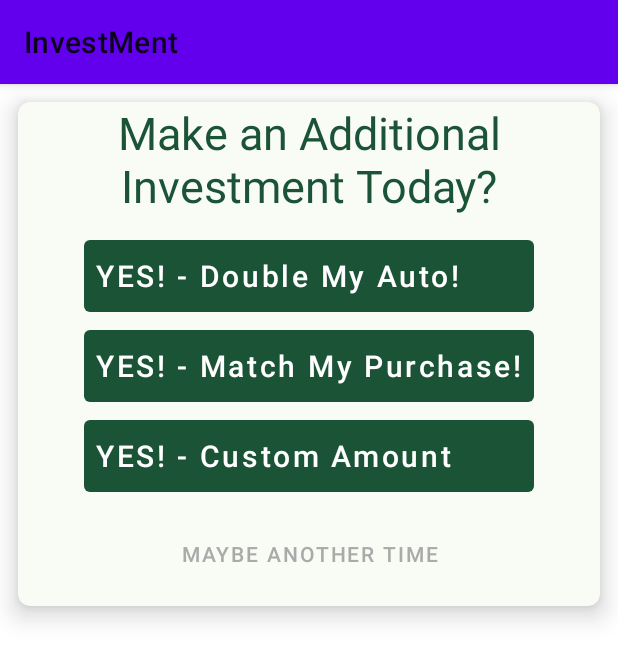
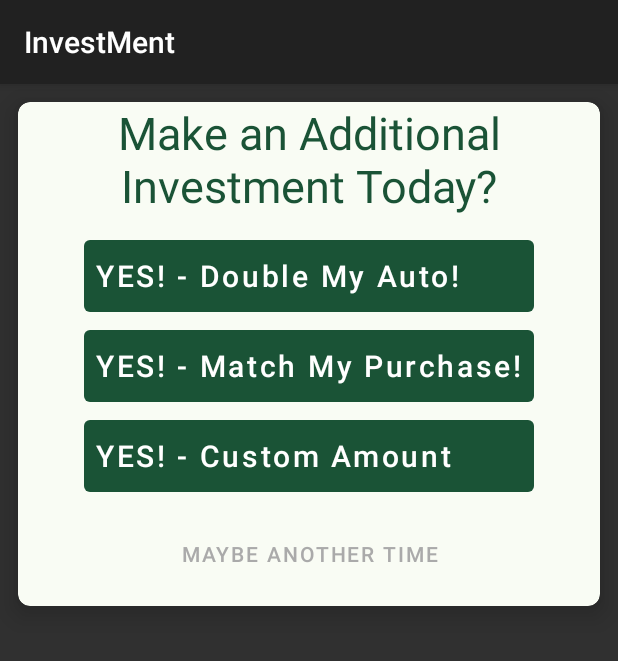
Before and after one commit to Andy9814/ML_Budgeting, an Android app: the InvestmentLayout screen opened directly, with no data from a screen before it, on a phone screen of 412 x 824 dp. Shown: the top 661 px of the screen. Run offline under Robolectric (Android 15) with nearby library versions, the phone set to English and light mode, and no system bars.

Commit message:
logo changed

```diff
--- a/app/src/main/res/drawable/background.xml
+++ b/app/src/main/res/drawable/background.xml
@@ -1,11 +1,11 @@
 <?xml version="1.0" encoding="utf-8"?>
 <layer-list xmlns:android="http://schemas.android.com/apk/res/android" android:opacity="opaque">>
 
-    <item android:drawable="@color/colorPrimary" />
+    <item android:drawable="@color/colorBackground" />
     <!-- The background color, preferably the same as your normal theme -->
 <!--    <item android:drawable="@android:color/white"/>-->
     <item>
-        <bitmap android:src="@drawable/logo1"
+        <bitmap android:src="@drawable/tdcompanylogo"
             android:gravity="center" />
 
     </item>
--- a/app/src/main/res/values/styles.xml
+++ b/app/src/main/res/values/styles.xml
@@ -3,7 +3,7 @@
 
 
 <!-- Base application theme. -->
-<style name="AppTheme" parent="Theme.MaterialComponents.Light">
+<style name="AppTheme" parent="Base.V14.Theme.MaterialComponents.Bridge">
     <!-- Customize your theme here. -->
     <item name="android:windowActionBar">false</item>
     <item name="android:windowNoTitle">true</item>
```
Also changed, not shown: app/src/main/res/drawable/tdcompanylogo.png (added).
